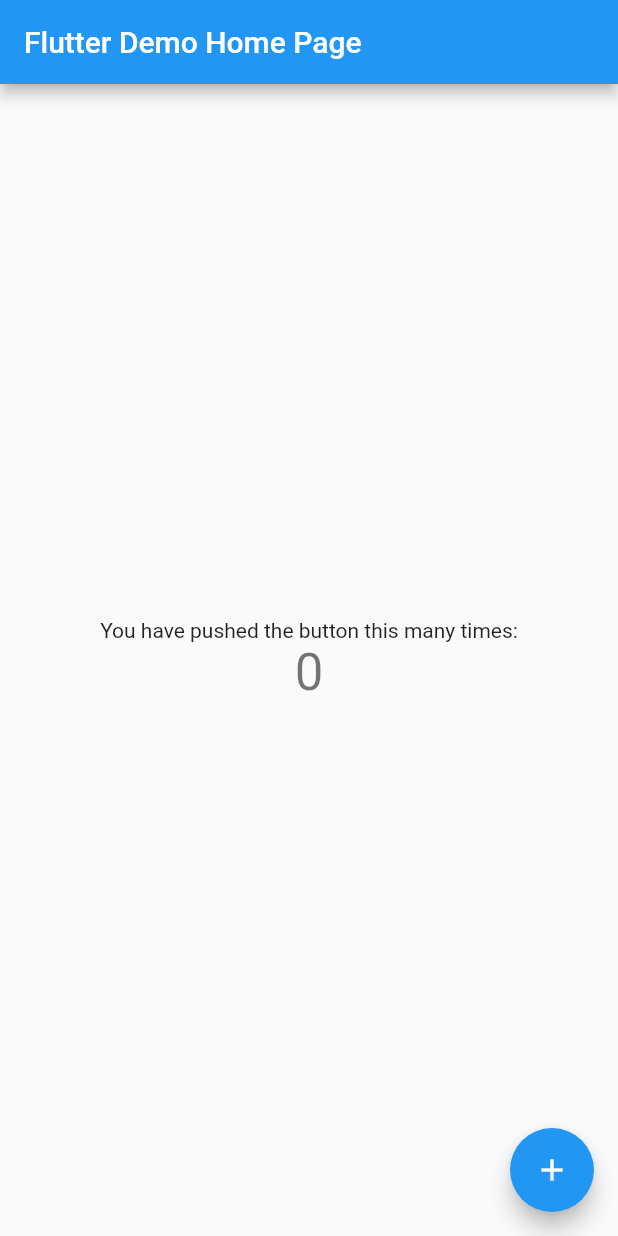
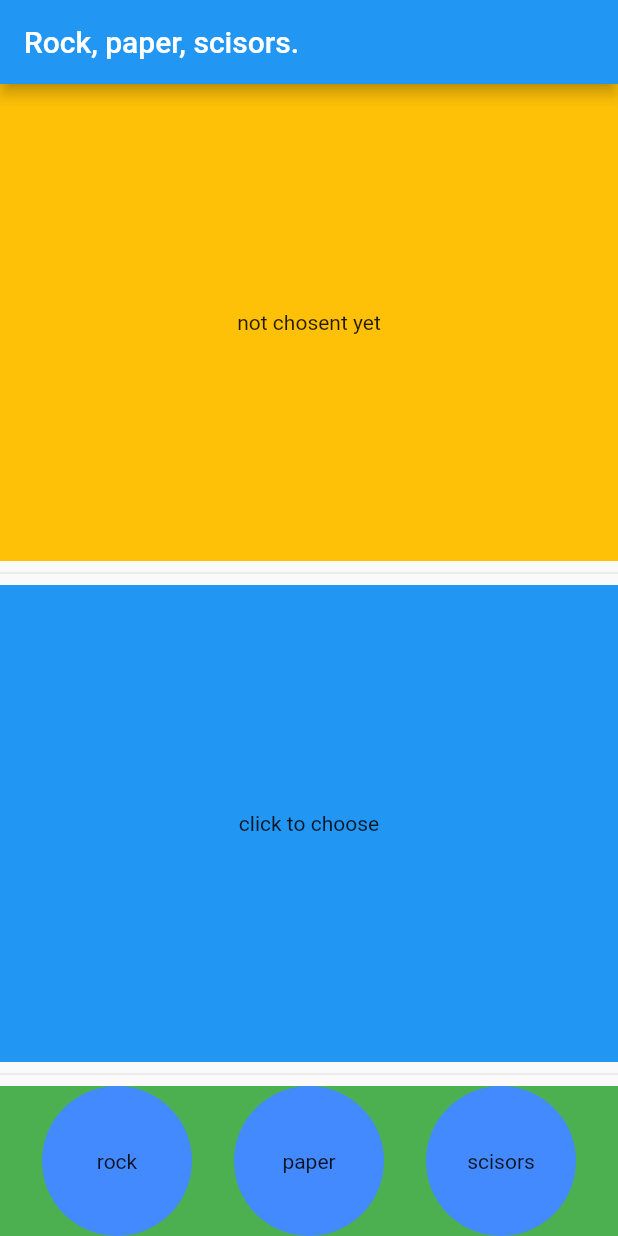
Before and after one commit to MatthieuMeert/rock_paper_scissors, a Flutter app: the screen it shows after launch, on a phone screen of 412 x 824 dp. Run offline on Flutter 3.47's test engine with Material 2 defaults, Android fonts, the phone set to English and light mode, and no system bars.

Commit message:
Simple game without stats working provider added

```diff
--- a/lib/main.dart
+++ b/lib/main.dart
@@ -1,115 +1,24 @@
 import 'package:flutter/material.dart';
+import 'package:provider/provider.dart';
+import 'package:rps/view_models/game_view_model.dart';
+import 'package:rps/views/game_view.dart';
 
 void main() {
-  runApp(const MyApp());
+  runApp(ChangeNotifierProvider(
+      create: (context) => GameViewModel(), child: const MyApp()));
 }
 
 class MyApp extends StatelessWidget {
   const MyApp({Key? key}) : super(key: key);
 
-  // This widget is the root of your application.
   @override
   Widget build(BuildContext context) {
     return MaterialApp(
-      title: 'Flutter Demo',
+      title: 'RPS',
       theme: ThemeData(
-        // This is the theme of your application.
-        //
-        // Try running your application with "flutter run". You'll see the
-        // application has a blue toolbar. Then, without quitting the app, try
-        // changing the primarySwatch below to Colors.green and then invoke
-        // "hot reload" (press "r" in the console where you ran "flutter run",
-        // or simply save your changes to "hot reload" in a Flutter IDE).
-        // Notice that the counter didn't reset back to zero; the application
-        // is not restarted.
         primarySwatch: Colors.blue,
       ),
-      home: const MyHomePage(title: 'Flutter Demo Home Page'),
+      home: const GameView(),
     );
   }
 }
-
-class MyHomePage extends StatefulWidget {
-  const MyHomePage({Key? key, required this.title}) : super(key: key);
-
-  // This widget is the home page of your application. It is stateful, meaning
-  // that it has a State object (defined below) that contains fields that affect
-  // how it looks.
-
-  // This class is the configuration for the state. It holds the values (in this
-  // case the title) provided by the parent (in this case the App widget) and
-  // used by the build method of the State. Fields in a Widget subclass are
-  // always marked "final".
-
-  final String title;
-
-  @override
-  State<MyHomePage> createState() => _MyHomePageState();
-}
-
-class _MyHomePageState extends State<MyHomePage> {
-  int _counter = 0;
-
-  void _incrementCounter() {
-    setState(() {
-      // This call to setState tells the Flutter framework that something has
-      // changed in this State, which causes it to rerun the build method below
-      // so that the display can reflect the updated values. If we changed
-      // _counter without calling setState(), then the build method would not be
-      // called again, and so nothing would appear to happen.
-      _counter++;
-    });
-  }
-
-  @override
-  Widget build(BuildContext context) {
-    // This method is rerun every time setState is called, for instance as done
-    // by the _incrementCounter method above.
-    //
-    // The Flutter framework has been optimized to make rerunning build methods
-    // fast, so that you can just rebuild anything that needs updating rather
-    // than having to individually change instances of widgets.
-    return Scaffold(
-      appBar: AppBar(
-        // Here we take the value from the MyHomePage object that was created by
-        // the App.build method, and use it to set our appbar title.
-        title: Text(widget.title),
-      ),
-      body: Center(
-        // Center is a layout widget. It takes a single child and positions it
-        // in the middle of the parent.
-        child: Column(
-          // Column is also a layout widget. It takes a list of children and
-          // arranges them vertically. By default, it sizes itself to fit its
-          // children horizontally, and tries to be as tall as its parent.
-          //
-          // Invoke "debug painting" (press "p" in the console, choose the
-          // "Toggle Debug Paint" action from the Flutter Inspector in Android
-          // Studio, or the "Toggle Debug Paint" command in Visual Studio Code)
-          // to see the wireframe for each widget.
-          //
-          // Column has various properties to control how it sizes itself and
-          // how it positions its children. Here we use mainAxisAlignment to
-          // center the children vertically; the main axis here is the vertical
-          // axis because Columns are vertical (the cross axis would be
-          // horizontal).
-          mainAxisAlignment: MainAxisAlignment.center,
-          children: <Widget>[
-            const Text(
-              'You have pushed the button this many times:',
-            ),
-            Text(
-              '$_counter',
-              style: Theme.of(context).textTheme.headline4,
-            ),
-          ],
-        ),
-      ),
-      floatingActionButton: FloatingActionButton(
-        onPressed: _incrementCounter,
-        tooltip: 'Increment',
-        child: const Icon(Icons.add),
-      ), // This trailing comma makes auto-formatting nicer for build methods.
-    );
-  }
-}
--- /dev/null
+++ b/lib/models/game_model.dart
@@ -0,0 +1,5 @@
+class GameModel {
+  List<String> choicesList = ['rock', 'paper', 'scisors'];
+  String? choice;
+  String? answer;
+}
--- /dev/null
+++ b/lib/view_models/game_view_model.dart
@@ -0,0 +1,22 @@
+import 'dart:math';
+
+import 'package:flutter/cupertino.dart';
+import 'package:rps/models/game_model.dart';
+
+class GameViewModel with ChangeNotifier {
+  var gameModel = GameModel();
+
+  List<String> getChoicesList() => gameModel.choicesList;
+  String? getChoice() => gameModel.choice;
+  String? getAnswer() => gameModel.answer;
+
+  setChoice(String type) {
+    gameModel.choice = type;
+    notifyListeners();
+  }
+
+  generateRandomAnswer() {
+    gameModel.answer =
+        gameModel.choicesList[Random().nextInt(gameModel.choicesList.length)];
+  }
+}
--- /dev/null
+++ b/lib/views/game_view.dart
@@ -0,0 +1,85 @@
+import 'package:flutter/material.dart';
+import 'package:provider/provider.dart';
+import 'package:rps/view_models/game_view_model.dart';
+
+class GameView extends StatelessWidget {
+  const GameView({Key? key}) : super(key: key);
+
+  @override
+  Widget build(BuildContext context) {
+    return Scaffold(
+      appBar: AppBar(title: const Text('Rock, paper, scisors.')),
+      body: GameBoard(),
+    );
+  }
+}
+
+class GameBoard extends StatelessWidget {
+  GameBoard({Key? key}) : super(key: key);
+  @override
+  Widget build(BuildContext context) {
+    return Column(
+      children: [
+        Expanded(
+          child: Column(
+            children: [
+              Expanded(
+                child: Container(
+                  color: Colors.amber,
+                  child: Text(Provider.of<GameViewModel>(context).getAnswer() ?? 'not chosent yet'),
+                  alignment: Alignment.center,
+                ),
+              ),
+              const Divider(),
+              Expanded(
+                child: Container(
+                  color: Colors.blue,
+                  child: Text(Provider.of<GameViewModel>(context).getChoice() ?? 'click to choose'),
+                  alignment: Alignment.center,
+                ),
+              ),
+              const Divider(),
+            ],
+          ),
+        ),
+        Container(
+          color: Colors.green,
+          child: Row(
+            mainAxisAlignment: MainAxisAlignment.spaceEvenly,
+            children: [
+              ChoicePicker(Provider.of<GameViewModel>(context).getChoicesList()[0]),
+              ChoicePicker(Provider.of<GameViewModel>(context).getChoicesList()[1]),
+              ChoicePicker(Provider.of<GameViewModel>(context).getChoicesList()[2])
+            ],
+          ),
+        )
+      ],
+    );
+  }
+}
+
+class ChoicePicker extends StatelessWidget {
+  String type;
+  ChoicePicker(this.type, {Key? key}) : super(key: key);
+
+  @override
+  Widget build(BuildContext context) {
+    final gameViewModel = GameViewModel();
+    return InkWell(
+      onTap: () {
+        Provider.of<GameViewModel>(context, listen : false).setChoice(type);
+        Provider.of<GameViewModel>(context, listen : false).generateRandomAnswer();
+      },
+      child: Container(
+        width: 100,
+        height: 100,
+        decoration: const BoxDecoration(
+          shape: BoxShape.circle,
+          color: Colors.blueAccent,
+        ),
+        child: Text(type),
+        alignment: Alignment.center,
+      ),
+    );
+  }
+}
--- a/pubspec.yaml
+++ b/pubspec.yaml
@@ -34,6 +34,7 @@
   # The following adds the Cupertino Icons font to your application.
   # Use with the CupertinoIcons class for iOS style icons.
   cupertino_icons: ^1.0.2
+  provider: ^6.0.1
 
 dev_dependencies:
   flutter_test:
```
Also changed, not shown: pubspec.lock, 1 other file.
